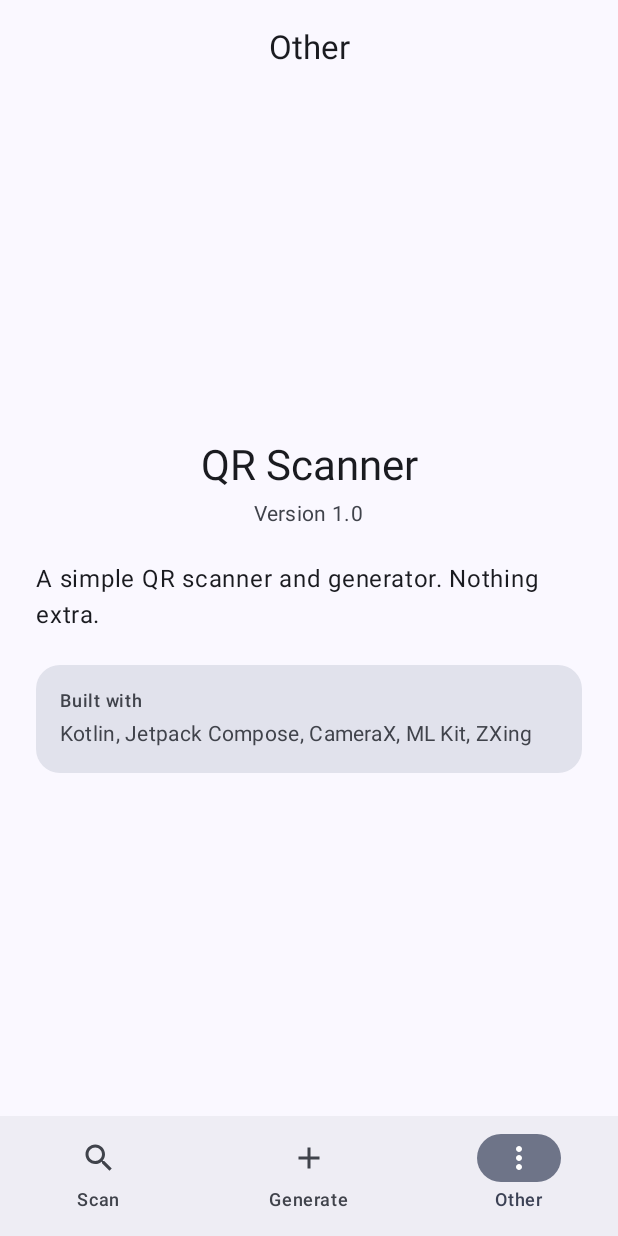
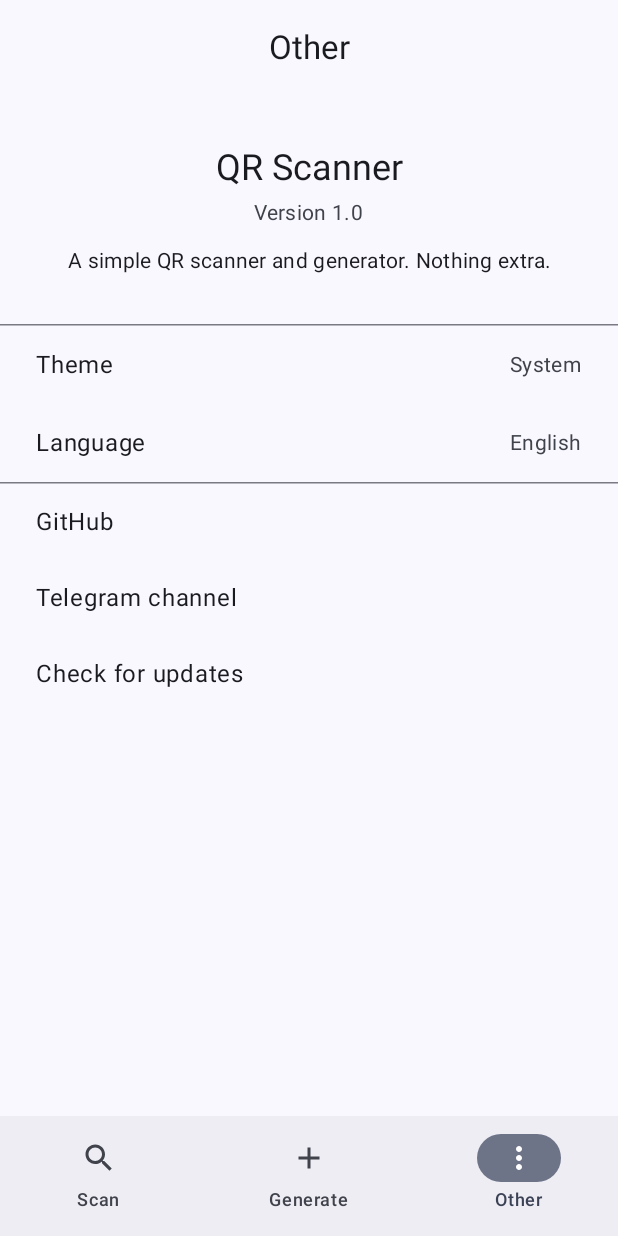
Before and after one commit to DanMotive/QR-Scanner, an Android app built with Jetpack Compose: the screen it shows after launch (MainActivity), item 3 of the bottom bar chosen, on a phone screen of 412 x 824 dp. Run offline under Robolectric (Android 15) with nearby library versions, the phone set to English and light mode, and no system bars; libraries missing offline, so code that uses them is left out: androidx.camera.core, androidx.camera.lifecycle, androidx.camera.view, com.google.mlkit.vision; 4 statements that could not run were skipped.

Commit message:
вкладкадругое стала красивее, появился ридми и документация

```diff
--- a/app/src/main/java/com/danmotive/qrscanner/ui/screens/OtherScreen.kt
+++ b/app/src/main/java/com/danmotive/qrscanner/ui/screens/OtherScreen.kt
@@ -1,76 +1,147 @@
 package com.danmotive.qrscanner.ui.screens
 
-import androidx.compose.foundation.layout.Arrangement
+import android.widget.Toast
+import androidx.compose.foundation.clickable
 import androidx.compose.foundation.layout.Column
+import androidx.compose.foundation.layout.Row
 import androidx.compose.foundation.layout.Spacer
 import androidx.compose.foundation.layout.fillMaxSize
 import androidx.compose.foundation.layout.fillMaxWidth
 import androidx.compose.foundation.layout.height
 import androidx.compose.foundation.layout.padding
-import androidx.compose.foundation.shape.RoundedCornerShape
+import androidx.compose.foundation.rememberScrollState
+import androidx.compose.foundation.verticalScroll
+import androidx.compose.material3.HorizontalDivider
 import androidx.compose.material3.MaterialTheme
-import androidx.compose.material3.Surface
 import androidx.compose.material3.Text
 import androidx.compose.runtime.Composable
+import androidx.compose.runtime.remember
 import androidx.compose.ui.Alignment
 import androidx.compose.ui.Modifier
+import androidx.compose.ui.platform.LocalContext
+import androidx.compose.ui.platform.LocalUriHandler
 import androidx.compose.ui.res.stringResource
+import androidx.compose.ui.text.style.TextAlign
 import androidx.compose.ui.unit.dp
 import com.danmotive.qrscanner.BuildConfig
 import com.danmotive.qrscanner.R
+import java.util.Locale
+
+private const val GITHUB_URL = "https://github.com/DanMotive/QR-Scanner"
+private const val TELEGRAM_URL = "https://t.me/danmotivestudio"
 
 @Composable
 fun OtherScreen(modifier: Modifier = Modifier) {
-    val version = stringResource(R.string.about_version, BuildConfig.VERSION_NAME)
+    val context = LocalContext.current
+    val uriHandler = LocalUriHandler.current
+    val soon = stringResource(R.string.settings_coming_soon)
+    val openError = stringResource(R.string.error_link)
+    val language = remember {
+        Locale.getDefault()
+            .getDisplayLanguage(Locale.getDefault())
+            .replaceFirstChar { it.uppercase() }
+    }
+
+    val showSoon = {
+        Toast.makeText(context, soon, Toast.LENGTH_SHORT).show()
+    }
+    val openUrl: (String) -> Unit = { url ->
+        try {
+            uriHandler.openUri(url)
+        } catch (_: Exception) {
+            Toast.makeText(context, openError, Toast.LENGTH_SHORT).show()
+        }
+    }
 
     Column(
         modifier = modifier
             .fillMaxSize()
-            .padding(24.dp),
-        verticalArrangement = Arrangement.Center,
+            .verticalScroll(rememberScrollState())
+    ) {
+        Column(
+            modifier = Modifier
+                .fillMaxWidth()
+                .padding(horizontal = 24.dp, vertical = 32.dp),
             horizontalAlignment = Alignment.CenterHorizontally
         ) {
             Text(
                 text = stringResource(R.string.app_name),
-            style = MaterialTheme.typography.headlineMedium
+                style = MaterialTheme.typography.headlineSmall
             )
 
             Spacer(modifier = Modifier.height(4.dp))
 
             Text(
-            text = version,
+                text = stringResource(R.string.about_version, BuildConfig.VERSION_NAME),
                 style = MaterialTheme.typography.bodyMedium,
                 color = MaterialTheme.colorScheme.onSurfaceVariant
             )
 
-        Spacer(modifier = Modifier.height(24.dp))
+            Spacer(modifier = Modifier.height(12.dp))
 
             Text(
                 text = stringResource(R.string.about_description),
-            style = MaterialTheme.typography.bodyLarge
+                style = MaterialTheme.typography.bodyMedium,
+                textAlign = TextAlign.Center
+            )
+        }
+
+        HorizontalDivider()
+// ДОДЕЛАЙ ТУТА СНИЗУ
+        SettingRow(
+            title = stringResource(R.string.settings_theme),
+            value = stringResource(R.string.settings_theme_system),
+            onClick = showSoon
+        )
+        SettingRow(
+            title = stringResource(R.string.settings_language),
+            value = language,
+            onClick = showSoon
         )
 
-        Spacer(modifier = Modifier.height(24.dp))
+        HorizontalDivider()
 
-        Surface(
-            modifier = Modifier.fillMaxWidth(),
-            shape = RoundedCornerShape(16.dp),
-            color = MaterialTheme.colorScheme.surfaceVariant
+        SettingRow(
+            title = stringResource(R.string.settings_github),
+            onClick = { openUrl(GITHUB_URL) }
+        )
+        SettingRow(
+            title = stringResource(R.string.settings_telegram),
+            onClick = { openUrl(TELEGRAM_URL) }
+        )
+        // ДОДЕЛАЙ ТУТА СНИЗУ, ВМЕСТЕ СКОРЕЕ ВСЕГО БУДЕМ ДЕЛАТЬ
+        SettingRow(
+            title = stringResource(R.string.settings_updates),
+            onClick = showSoon
+        )
+    }
+}
+
+@Composable
+private fun SettingRow(
+    title: String,
+    value: String? = null,
+    onClick: () -> Unit
 ) {
-            Column(modifier = Modifier.padding(16.dp)) {
+    Row(
+        modifier = Modifier
+            .fillMaxWidth()
+            .clickable(onClick = onClick)
+            .padding(horizontal = 24.dp, vertical = 16.dp),
+        verticalAlignment = Alignment.CenterVertically
+    ) {
         Text(
-                    text = stringResource(R.string.about_stack_label),
-                    style = MaterialTheme.typography.labelMedium,
-                    color = MaterialTheme.colorScheme.onSurfaceVariant
+            text = title,
+            style = MaterialTheme.typography.bodyLarge,
+            modifier = Modifier.weight(1f)
         )
 
-                Spacer(modifier = Modifier.height(4.dp))
-
+        if (value != null) {
             Text(
-                    text = stringResource(R.string.about_stack),
-                    style = MaterialTheme.typography.bodyMedium
+                text = value,
+                style = MaterialTheme.typography.bodyMedium,
+                color = MaterialTheme.colorScheme.onSurfaceVariant
             )
         }
     }
 }
-}
--- a/app/src/main/res/values/strings.xml
+++ b/app/src/main/res/values/strings.xml
@@ -30,6 +30,11 @@
     <string name="image_open_error">Failed to open the image</string>
     <string name="about_version">Version %1$s</string>
     <string name="about_description">A simple QR scanner and generator. Nothing extra.</string>
-    <string name="about_stack_label">Built with</string>
-    <string name="about_stack">Kotlin, Jetpack Compose, CameraX, ML Kit, ZXing</string>
+    <string name="settings_theme">Theme</string>
+    <string name="settings_theme_system">System</string>
+    <string name="settings_language">Language</string>
+    <string name="settings_github">GitHub</string>
+    <string name="settings_telegram">Telegram channel</string>
+    <string name="settings_updates">Check for updates</string>
+    <string name="settings_coming_soon">Coming soon</string>
 </resources>
```
Also changed, not shown: 4 other files. Lines whose indentation alone changed are shown as unchanged.
